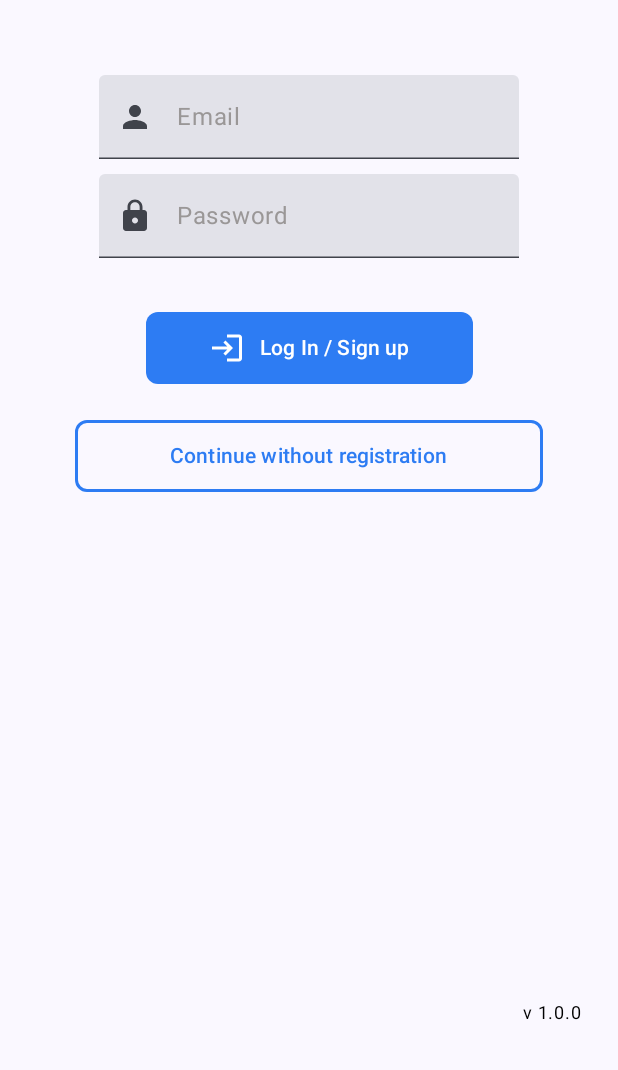
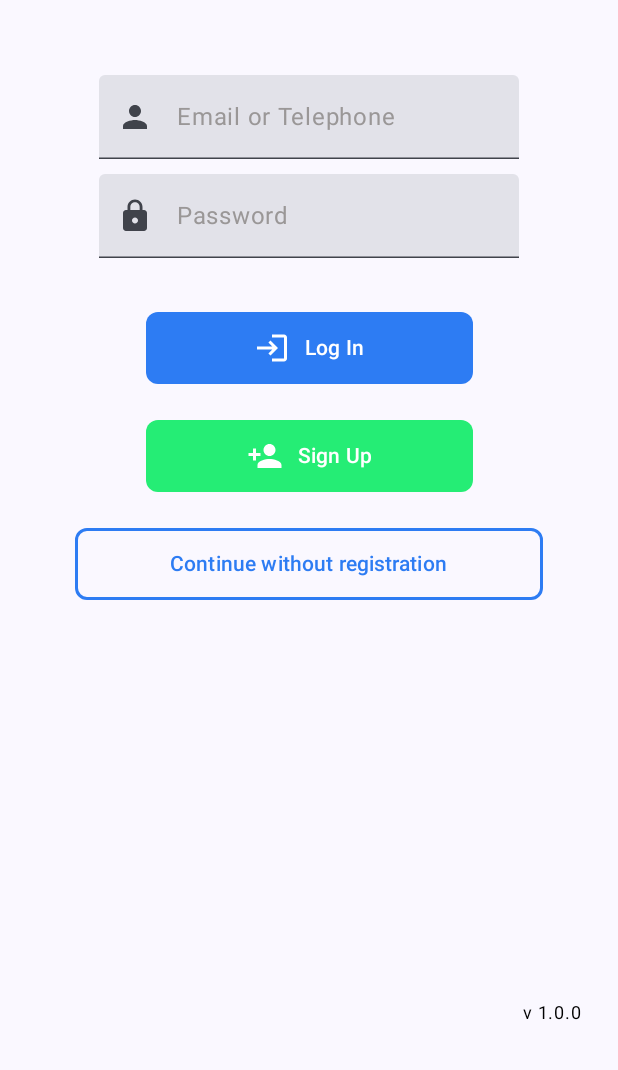
Before and after one commit to Djsdriver/Pocket_Storage, an Android app built with Jetpack Compose: the screen it shows after launch (MainActivity), on a phone screen of 412 x 824 dp, the part 166-1236 px from its top. Run offline under Robolectric (Android 15) with nearby library versions, the phone set to English and light mode, and no system bars.

Commit message:
Feat: Added Registration Screen. Added registration button to Authorization screen. All strings in Authorization Screen transferred to resource file. .idea directory added to gitignore file.

```diff
--- a/app/src/main/java/com/example/pocketstorage/ui/screens/Authorization.kt
+++ b/app/src/main/java/com/example/pocketstorage/ui/screens/Authorization.kt
@@ -14,6 +14,7 @@ import androidx.compose.material.icons.Icons
 import androidx.compose.material.icons.filled.Lock
 import androidx.compose.material.icons.filled.Person
 import androidx.compose.material3.Button
+import androidx.compose.material3.ButtonColors
 import androidx.compose.material3.ButtonDefaults
 import androidx.compose.material3.ExperimentalMaterial3Api
 import androidx.compose.material3.Icon
@@ -29,10 +30,12 @@ import androidx.compose.runtime.setValue
 import androidx.compose.ui.Alignment
 import androidx.compose.ui.Modifier
 import androidx.compose.ui.graphics.Color
+import androidx.compose.ui.graphics.painter.Painter
 import androidx.compose.ui.platform.LocalContext
 import androidx.compose.ui.res.colorResource
 import androidx.compose.ui.res.dimensionResource
 import androidx.compose.ui.res.painterResource
+import androidx.compose.ui.res.stringResource
 import androidx.compose.ui.text.input.KeyboardType
 import androidx.compose.ui.text.input.PasswordVisualTransformation
 import androidx.compose.ui.text.input.TextFieldValue
@@ -41,10 +44,15 @@ import androidx.compose.ui.unit.dp
 import androidx.compose.ui.unit.sp
 import com.example.pocketstorage.R
 
-/*@Composable
+@Preview(showBackground = true)
+@Composable
 fun Authorization() {
-    AuthorizationScreen()
-}*/
+    AuthorizationScreen(
+        onClick = {},
+        onSignUpClick = {},
+        onForgotClick = {}
+    )
+}
 
 @Composable
 @ReadOnlyComposable
@@ -102,22 +110,27 @@ fun TextFieldAuthorizationApp(
 }
 
 @Composable
-fun ButtonLogInAuthorizationApp(onClick: () -> Unit) {
+fun ButtonLogInAuthorizationApp(
+    onClick: () -> Unit,
+    colors: ButtonColors,
+    text: String,
+    iconResource: Painter
+) {
 
     Button(
         onClick = { onClick() },
-        colors = ButtonDefaults.buttonColors(containerColor = colorResource(R.color.RetroBlue)),
+        colors = colors,
         shape = RoundedCornerShape(8.dp),
         modifier = Modifier
             .padding(bottom = 24.dp)
             .size(height = 48.dp, width = 218.dp)
     ) {
         Icon(
-            painter = painterResource(id = R.drawable.baseline_login_24),
-            contentDescription = "logIn",
+            painter = iconResource,
+            contentDescription = text,
             modifier = Modifier.padding(end = 10.dp)
         )
-        Text(text = "Log In / Sign up", color = Color.White)
+        Text(text = text, color = Color.White)
 
     }
 }
@@ -131,7 +144,7 @@ fun ButtonContinueApp(onClick: () -> Unit) {
         modifier = Modifier.size(height = 48.dp, width = 312.dp),
         border = BorderStroke(2.dp, colorResource(id = R.color.RetroBlue))
     ) {
-        Text(text = "Continue without registration", color = colorResource(R.color.RetroBlue))
+        Text(text = stringResource(id = R.string.continue_without_registration), color = colorResource(R.color.RetroBlue))
 
     }
 }
@@ -146,26 +159,50 @@ fun AuthorizationScreen(
         modifier = Modifier.fillMaxSize(),
         horizontalAlignment = Alignment.CenterHorizontally,
     ) {
-        TextMainApp(nameApp = "Pocket Storage")
+        TextMainApp(nameApp = stringResource(id = R.string.app_name))
 
         TextFieldAuthorizationApp(
-            textHint = "Email",
+            textHint = stringResource(id = R.string.email_or_telephone),
             color = colorResource(R.color.SpanishGrey),
             modifier = Modifier.padding(bottom = 10.dp),
             keyOption = KeyboardOptions(keyboardType = KeyboardType.Email)
-        ) { Icon(imageVector = Icons.Default.Person, contentDescription = "emailIcon") }
+        ) {
+            Icon(
+                imageVector = Icons.Default.Person,
+                contentDescription = stringResource(id = R.string.email_or_telephone)
+            )
+        }
 
         TextFieldAuthorizationApp(
-            textHint = "Password",
+            textHint = stringResource(id = R.string.password),
             color = colorResource(R.color.SpanishGrey),
             modifier = Modifier.padding(bottom = 36.dp),
             keyOption = KeyboardOptions(keyboardType = KeyboardType.Password),
             visualTransformation = PasswordVisualTransformation()
-        ) { Icon(imageVector = Icons.Default.Lock, contentDescription = "emailIcon") }
+        ) {
+            Icon(
+                imageVector = Icons.Default.Lock,
+                contentDescription = stringResource(id = R.string.password)
+            )
+        }
 
-        ButtonLogInAuthorizationApp {
-            //обработка нажатия с регистрацией
-        }
+        ButtonLogInAuthorizationApp(
+            onClick = {
+                // обработка нажатия с аутентификацией
+            },
+            colors = ButtonDefaults.buttonColors(containerColor = colorResource(R.color.RetroBlue)),
+            text = stringResource(id = R.string.log_in),
+            iconResource = painterResource(id = R.drawable.baseline_login_24)
+        )
+
+        ButtonLogInAuthorizationApp(
+            onClick = {
+                // обработка нажатия с регистрацией
+            },
+            colors = ButtonDefaults.buttonColors(containerColor = colorResource(R.color.MildGreen)),
+            text = stringResource(id = R.string.sign_up),
+            iconResource = painterResource(id = R.drawable.account_plus)
+        )
 
         ButtonContinueApp {
             // обработка нажатия без регистрации
@@ -178,7 +215,7 @@ fun AuthorizationScreen(
             modifier = Modifier
                 .align(Alignment.End)
                 .padding(bottom = 26.dp, end = 24.dp),
-            text = "v 1.0.0",
+            text = stringResource(id = R.string.app_version),
             color = Color.Black,
             fontSize = 12.sp
         )
@@ -209,9 +246,14 @@ fun PreviewAuthorization() {
             visualTransformation = PasswordVisualTransformation()
         ) { Icon(imageVector = Icons.Default.Lock, contentDescription = "emailIcon") }
 
-        ButtonLogInAuthorizationApp {
-            //обработка нажатия с регистрацией
-        }
+        ButtonLogInAuthorizationApp(
+            onClick = {
+                // обработка нажатия с регистрацией
+            },
+            colors = ButtonDefaults.buttonColors(containerColor = colorResource(R.color.RetroBlue)),
+            text = "Log In / Sign up",
+            iconResource = painterResource(id = R.drawable.baseline_login_24)
+        )
 
         ButtonContinueApp {
             // обработка нажатия без регистрации
--- /dev/null
+++ b/app/src/main/res/drawable/account_plus.xml
@@ -0,0 +1,9 @@
+<vector xmlns:android="http://schemas.android.com/apk/res/android"
+    android:width="24dp"
+    android:height="24dp"
+    android:viewportWidth="24"
+    android:viewportHeight="24">
+  <path
+      android:fillColor="#FF000000"
+      android:pathData="M15,14C12.33,14 7,15.33 7,18V20H23V18C23,15.33 17.67,14 15,14M6,10V7H4V10H1V12H4V15H6V12H9V10M15,12A4,4 0,0 0,19 8A4,4 0,0 0,15 4A4,4 0,0 0,11 8A4,4 0,0 0,15 12Z"/>
+</vector>
--- a/app/src/main/res/values/colors.xml
+++ b/app/src/main/res/values/colors.xml
@@ -14,5 +14,6 @@
     <color name="AdamantineBlue">#4DB1F9</color>
     <color name="EerieBlack">#1E1E1E</color>
     <color name="error">#F23838</color>
+    <color name="MildGreen">#25ED75</color>
 
 </resources>
--- a/app/src/main/res/values/strings.xml
+++ b/app/src/main/res/values/strings.xml
@@ -1,3 +1,17 @@
 <resources>
     <string name="app_name">Pocket Storage</string>
+
+    //Common
+    <string name="sign_up">Sign Up</string>
+    <string name="email_or_telephone">Email or Telephone</string>
+    <string name="password">Password</string>
+
+
+    // Authorization Screen
+    <string name="log_in">Log In</string>
+    <string name="continue_without_registration">Continue without registration</string>
+    <string name="app_version">v 1.0.0</string>
+
+    // Registration Screen
+    <string name="repeat_password">Repeat Password</string>
 </resources>
```
Also changed, not shown: app/src/main/java/com/example/pocketstorage/ui/screens/Registration.kt (added, +87 -0 lines), 1 other file.
